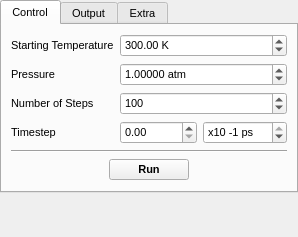
First picture: the form in branches/nugui/src/gui/md.ui, repository trisyoungs/aten, before the edit.
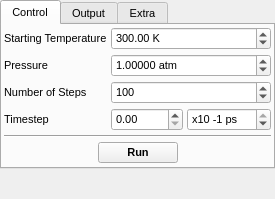
Second picture: the form after the edit.

Commit message: More updates to ato filter. Added 'select' and 'deselect' functions to ModelVariable. Increased default Prefs::maxRings_ to 100 (from 20). Updated margins of all dock widgets.

Diff of the .ui file:
```diff
--- a/branches/nugui/src/gui/md.ui
+++ b/branches/nugui/src/gui/md.ui
@@ -5,14 +5,14 @@
    <rect>
     <x>0</x>
     <y>0</y>
-    <width>298</width>
-    <height>237</height>
+    <width>270</width>
+    <height>199</height>
    </rect>
   </property>
   <property name="minimumSize">
    <size>
-    <width>298</width>
-    <height>237</height>
+    <width>270</width>
+    <height>199</height>
    </size>
   </property>
   <property name="font">
@@ -32,13 +32,19 @@
   <widget class="QWidget" name="dockWidgetContents">
    <layout class="QVBoxLayout" name="verticalLayout_2">
     <property name="spacing">
-     <number>6</number>
+     <number>0</number>
     </property>
     <property name="margin">
      <number>0</number>
     </property>
     <item>
      <widget class="QTabWidget" name="MDTabs">
+      <property name="sizePolicy">
+       <sizepolicy hsizetype="Expanding" vsizetype="Minimum">
+        <horstretch>0</horstretch>
+        <verstretch>0</verstretch>
+       </sizepolicy>
+      </property>
       <property name="currentIndex">
        <number>0</number>
       </property>
@@ -47,8 +53,17 @@
         <string>Control</string>
        </attribute>
        <layout class="QVBoxLayout" name="verticalLayout">
+        <property name="spacing">
+         <number>4</number>
+        </property>
+        <property name="margin">
+         <number>2</number>
+        </property>
         <item>
          <layout class="QGridLayout" name="gridLayout">
+          <property name="spacing">
+           <number>4</number>
+          </property>
           <item row="0" column="0">
            <widget class="QLabel" name="label">
             <property name="text">
@@ -162,6 +177,9 @@
         </item>
         <item>
          <layout class="QHBoxLayout" name="horizontalLayout">
+          <property name="spacing">
+           <number>4</number>
+          </property>
           <item>
            <spacer name="horizontalSpacer">
             <property name="orientation">
```
Left out of the diff: 1 changed line with no effect on the pictures. The commit also changes 21 other files.
